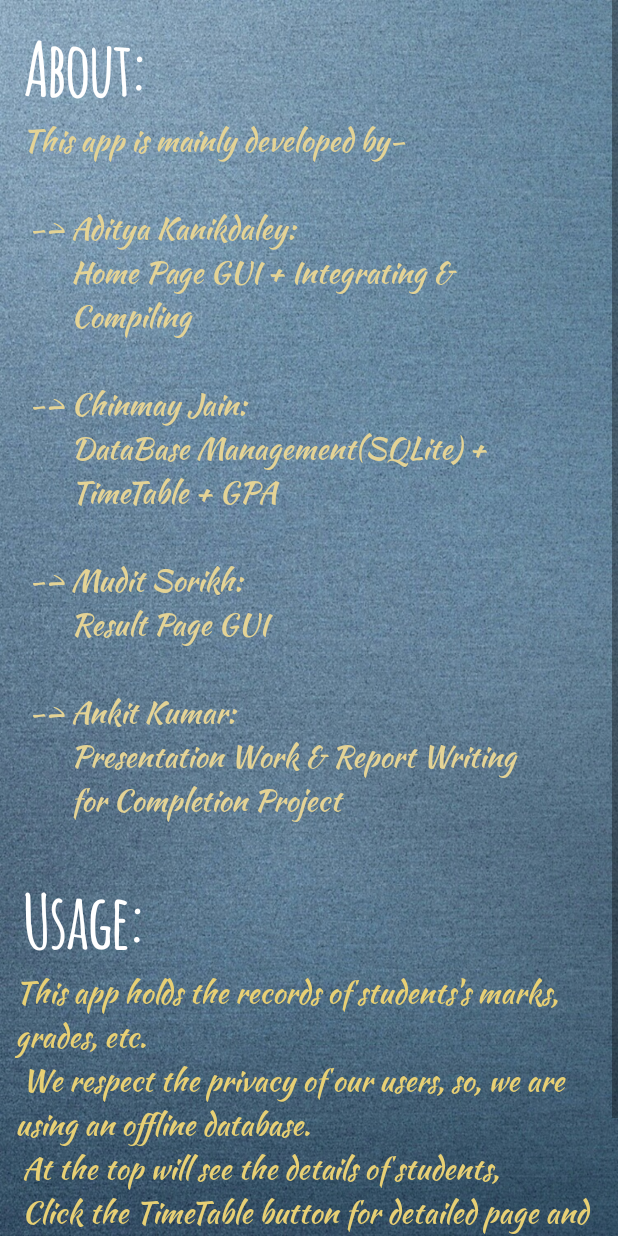
After one commit to AdityaKanikdaley/Android_Studio_PC, an Android app: the about_page screen opened directly, with no data from a screen before it, on a phone screen of 412 x 824 dp. The commit adds this screen. Run offline under Robolectric (Android 15) with nearby library versions, the phone set to English and light mode, and no system bars.

Commit message:
about page: done added fonts: done

```diff
--- a/CollegeLog/app/src/main/AndroidManifest.xml
+++ b/CollegeLog/app/src/main/AndroidManifest.xml
@@ -9,7 +9,8 @@
         android:roundIcon="@mipmap/ic_launcher_round"
         android:supportsRtl="true"
         android:theme="@style/Theme.AppCompat.DayNight.NoActionBar">
-        <activity android:name=".Calculator"></activity>
+        <activity android:name=".about_page"></activity>
+        <activity android:name=".Calculator" />
         <activity android:name=".timeSlots" />
         <activity android:name=".timeTable_Main" />
         <activity
--- a/CollegeLog/app/src/main/java/com/example/collegelog/MainActivity.java
+++ b/CollegeLog/app/src/main/java/com/example/collegelog/MainActivity.java
@@ -16,7 +16,7 @@ public class MainActivity extends AppCompatActivity {
 
     Window window;
     Button button;
-    ImageView imageView;
+    ImageView calc, about;
 
     @Override
     protected void onCreate(Bundle savedInstanceState) {
@@ -30,7 +30,8 @@ public class MainActivity extends AppCompatActivity {
             getSupportActionBar().hide();
         }
         button = (Button)findViewById(R.id.timetableButton);
-        imageView = (ImageView) findViewById(R.id.calc_icon);
+        calc = (ImageView)findViewById(R.id.calc_icon);
+        about = (ImageView)findViewById(R.id.about_Icon);
 
         button.setOnClickListener(new View.OnClickListener() {
             @Override
@@ -40,12 +41,20 @@ public class MainActivity extends AppCompatActivity {
             }
         });
 
-        imageView.setOnClickListener(new View.OnClickListener() {
+        calc.setOnClickListener(new View.OnClickListener() {
             @Override
             public void onClick(View view) {
                 Intent toCalc = new Intent(MainActivity.this, Calculator.class);
                 startActivity(toCalc);
             }
         });
+
+        about.setOnClickListener(new View.OnClickListener() {
+            @Override
+            public void onClick(View view) {
+                Intent toCalc = new Intent(MainActivity.this, about_page.class);
+                startActivity(toCalc);
+            }
+        });
     }
 }
--- /dev/null
+++ b/CollegeLog/app/src/main/java/com/example/collegelog/about_page.java
@@ -0,0 +1,31 @@
+package com.example.collegelog;
+
+import androidx.appcompat.app.AppCompatActivity;
+
+import android.graphics.Typeface;
+import android.os.Bundle;
+import android.widget.TextView;
+
+public class about_page extends AppCompatActivity {
+
+    TextView heading1, heading2, content1, content2;
+    Typeface about, usage;
+    @Override
+    protected void onCreate(Bundle savedInstanceState) {
+        super.onCreate(savedInstanceState);
+        setContentView(R.layout.activity_about_page);
+        heading1 = findViewById(R.id.about);
+        heading2 = findViewById(R.id.usage);
+        content1 = findViewById(R.id.roles);
+        content2 = findViewById(R.id.using);
+
+        about = Typeface.createFromAsset(this.getAssets(), "fonts/Amatic-Bold.ttf");
+        usage = Typeface.createFromAsset(this.getAssets(), "fonts/KaushanScript-Regular.otf");
+
+        heading1.setTypeface(about);
+        heading2.setTypeface(about);
+        content1.setTypeface(usage);
+        content2.setTypeface(usage);
+
+    }
+}
--- /dev/null
+++ b/CollegeLog/app/src/main/res/layout/activity_about_page.xml
@@ -0,0 +1,77 @@
+<?xml version="1.0" encoding="utf-8"?>
+<ScrollView xmlns:android="http://schemas.android.com/apk/res/android"
+    xmlns:app="http://schemas.android.com/apk/res-auto"
+    xmlns:tools="http://schemas.android.com/tools"
+    android:layout_width="match_parent"
+    android:layout_height="match_parent"
+    android:background="@drawable/background"
+    tools:context=".about_page">
+
+    <LinearLayout
+        android:id="@+id/linearLayout2"
+        android:layout_width="match_parent"
+        android:layout_height="match_parent"
+        android:isScrollContainer="true"
+        android:orientation="vertical"
+        android:layout_marginStart="10dp"
+        android:layout_marginEnd="10dp"
+        android:layout_marginTop="10dp"
+        android:layout_marginBottom="10dp"
+       >
+
+        <TextView
+            android:id="@+id/about"
+            android:layout_width="wrap_content"
+            android:layout_height="wrap_content"
+            android:text=" About:"
+            android:textColor="@color/white"
+            android:textSize="50dp"
+            android:textStyle="bold" />
+
+        <TextView
+            android:id="@+id/roles"
+            android:layout_width="wrap_content"
+            android:layout_height="wrap_content"
+            android:gravity="left"
+            android:text="
+This app is mainly developed by-\n\n
+ -> Aditya Kanikdaley: \n
+       Home Page GUI + Integrating &amp; \n        Compiling\n\n
+ -> Chinmay Jain: \n
+       DataBase Management(SQLite) + \n        TimeTable + GPA \n\n
+ -> Mudit Sorikh: \n
+       Result Page GUI\n\n
+ -> Ankit Kumar: \n
+       Presentation Work &amp; Report Writing \n        for Completion Project\n
+"
+            android:textColor="#E4D395"
+            android:textSize="20dp" />
+
+        <TextView
+            android:id="@+id/usage"
+            android:layout_width="wrap_content"
+            android:layout_height="wrap_content"
+            android:text=" Usage:"
+            android:textColor="@color/white"
+            android:textSize="50dp"
+            android:textStyle="bold" />
+
+        <TextView
+            android:id="@+id/using"
+            android:layout_width="wrap_content"
+            android:layout_height="wrap_content"
+            android:gravity="left"
+            android:text=
+"This app holds the records of students's marks, grades, etc.\n
+We respect the privacy of our users, so, we are using an offline database.\n
+At the top will see the details of students,\n
+Click the TimeTable button for detailed page and Result button for it's detailed page.\n
+Open the Calculator icon for GPA calculations.\n
+"
+            android:textColor="#E8D074"
+            android:textSize="20dp" />
+
+
+    </LinearLayout>
+
+</ScrollView>
--- a/CollegeLog/app/src/main/res/layout/activity_main.xml
+++ b/CollegeLog/app/src/main/res/layout/activity_main.xml
@@ -1,5 +1,5 @@
 <?xml version="1.0" encoding="utf-8"?>
-                   <androidx.constraintlayout.widget.ConstraintLayout xmlns:android="http://schemas.android.com/apk/res/android"
+<androidx.constraintlayout.widget.ConstraintLayout xmlns:android="http://schemas.android.com/apk/res/android"
     xmlns:app="http://schemas.android.com/apk/res-auto"
     xmlns:tools="http://schemas.android.com/tools"
     android:layout_width="match_parent"
@@ -9,7 +9,7 @@
 
 
     <TextView
-        android:id="@+id/heading"
+        android:id="@+id/about"
         android:layout_width="0dp"
         android:layout_height="wrap_content"
         android:layout_marginTop="8dp"
@@ -32,7 +32,7 @@
         app:layout_constraintBottom_toTopOf="@+id/linearLayout"
         app:layout_constraintEnd_toEndOf="parent"
         app:layout_constraintStart_toStartOf="parent"
-        app:layout_constraintTop_toBottomOf="@+id/heading" />
+        app:layout_constraintTop_toBottomOf="@+id/about" />
 
 
     <LinearLayout
@@ -60,7 +60,7 @@
             android:layout_height="50dp"
             android:hint="Reg.No."
             android:textColor="@color/black"
-            android:textColorHint="@color/black"/>
+            android:textColorHint="@color/black" />
 
         <EditText
             android:id="@+id/branch"
@@ -90,7 +90,7 @@
         android:id="@+id/textView8"
         android:layout_width="match_parent"
         android:layout_height="3dp"
-        android:layout_marginTop="63dp"
+        android:layout_marginTop="73dp"
         android:layout_marginBottom="16dp"
         android:background="#E31313"
         app:layout_constraintBottom_toTopOf="@+id/timetableButton"
@@ -191,5 +191,21 @@
         app:layout_constraintTop_toBottomOf="@+id/resultButton"
         app:layout_constraintVertical_bias="0.049" />
 
+    <Button
+        android:id="@+id/save"
+        android:layout_width="wrap_content"
+        android:layout_height="wrap_content"
+        android:layout_marginTop="10dp"
+        android:layout_marginBottom="10dp"
+        android:background="@drawable/gradient_button"
+        android:text="Save"
+        android:textColor="@color/white"
+        app:layout_constraintBottom_toTopOf="@+id/textView8"
+        app:layout_constraintEnd_toEndOf="parent"
+        app:layout_constraintHorizontal_bias="0.052"
+        app:layout_constraintStart_toStartOf="parent"
+        app:layout_constraintTop_toBottomOf="@+id/linearLayout"
+        app:layout_constraintVertical_bias="0.0" />
+
 
 </androidx.constraintlayout.widget.ConstraintLayout>
```
Also changed, not shown: CollegeLog/app/src/main/assets/fonts/Amatic-Bold.ttf (added), CollegeLog/app/src/main/assets/fonts/KaushanScript-Regular.otf (added).
